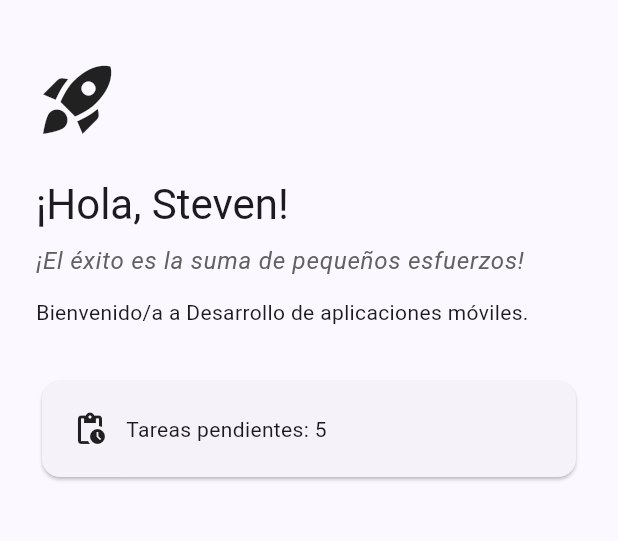
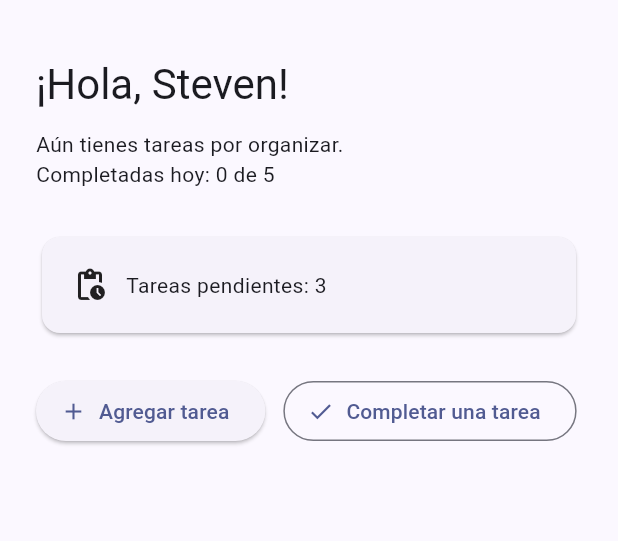
Before and after one commit to ItsSteven244/taskflow, a Flutter app: the screen it shows after launch, on a phone screen of 412 x 824 dp, the part 63-604 px from its top. Run offline on Flutter 3.47's test engine with Material 3 defaults, Android fonts, the phone set to English and light mode, and no system bars.

Commit message:
feat: finalizar practica semana 1 sesion 2

```diff
--- a/lib/main.dart
+++ b/lib/main.dart
@@ -21,43 +21,59 @@ class TaskFlowApp extends StatelessWidget {
   }
 }
 
-class WelcomeScreen extends StatelessWidget {
+class WelcomeScreen extends StatefulWidget {
   const WelcomeScreen({super.key});
 
   @override
+  State<WelcomeScreen> createState() => _WelcomeScreenState();
+}
+
+class _WelcomeScreenState extends State<WelcomeScreen> {
+  final String studentName = 'Steven';
+  int pendingTasks = 3;
+  static const dailyGoal = 5;
+  int completedTasks = 0;
+
+  void _completeTask() {
+    if (pendingTasks == 0) {
+      return;
+    }
+
+    setState(() {
+      pendingTasks--;
+      if (completedTasks < dailyGoal) {
+        completedTasks++;
+      }
+    });
+  }
+
+  void _addTask() {
+    setState(() {
+      pendingTasks++;
+    });
+  }
+
+  @override
   Widget build(BuildContext context) {
-    const studentName = 'Steven';
-    const pendingTasks = 5;
-    const courseName = 'Desarrollo de aplicaciones móviles';
-    const motivationalMessage = '¡El éxito es la suma de pequeños esfuerzos!';
+    final statusMessage = pendingTasks == 0
+        ? '¡Excelente! No tienes tareas pendientes.'
+        : 'Aún tienes tareas por organizar.';
 
     return Scaffold(
-      appBar: AppBar(
-        title: const Text('TaskFlow'),
-        centerTitle: true,
-      ),
+      appBar: AppBar(title: const Text('TaskFlow'), centerTitle: true),
       body: Padding(
         padding: const EdgeInsets.all(24),
         child: Column(
           crossAxisAlignment: CrossAxisAlignment.start,
           children: [
-            const Icon(Icons.rocket_launch, size: 56),
-            const SizedBox(height: 24),
             Text(
               '¡Hola, $studentName!',
               style: Theme.of(context).textTheme.headlineMedium,
             ),
-            const SizedBox(height: 8),
-            Text(
-              motivationalMessage,
-              style: Theme.of(context).textTheme.bodyLarge?.copyWith(
-                    fontStyle: FontStyle.italic,
-                    color: Colors.grey[700],
-                  ),
-            ),
             const SizedBox(height: 12),
-            Text('Bienvenido/a a $courseName.'),
-            const SizedBox(height: 32),
+            Text(statusMessage),
+            Text('Completadas hoy: $completedTasks de $dailyGoal'),
+            const SizedBox(height: 28),
             Card(
               child: Padding(
                 padding: const EdgeInsets.all(20),
@@ -70,6 +86,22 @@ class WelcomeScreen extends StatelessWidget {
                 ),
               ),
             ),
+            const SizedBox(height: 24),
+            Wrap(
+              spacing: 12,
+              children: [
+                ElevatedButton.icon(
+                  onPressed: _addTask,
+                  icon: const Icon(Icons.add),
+                  label: const Text('Agregar tarea'),
+                ),
+                OutlinedButton.icon(
+                  onPressed: pendingTasks == 0 ? null : _completeTask,
+                  icon: const Icon(Icons.done),
+                  label: const Text('Completar una tarea'),
+                ),
+              ],
+            ),
           ],
         ),
       ),
```
